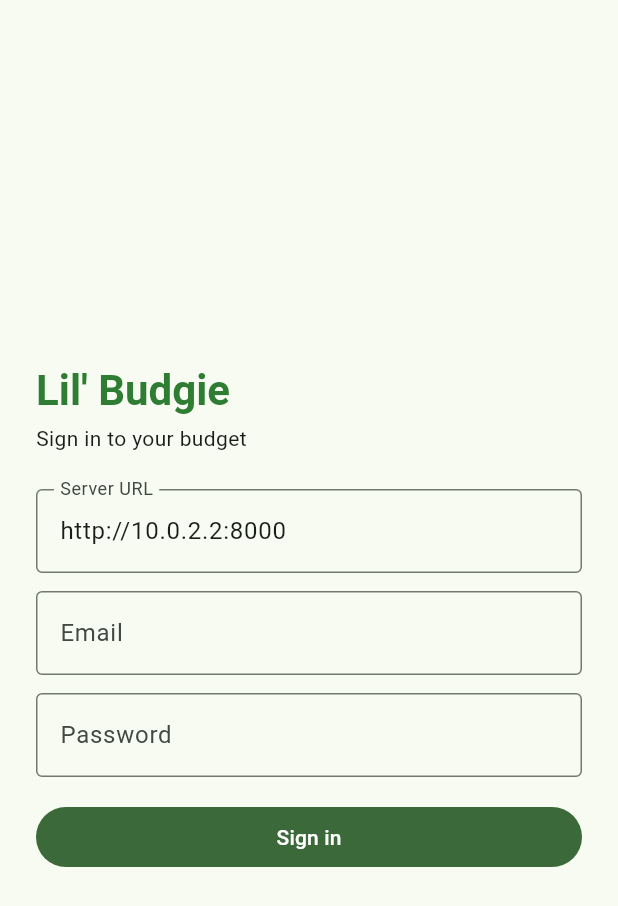
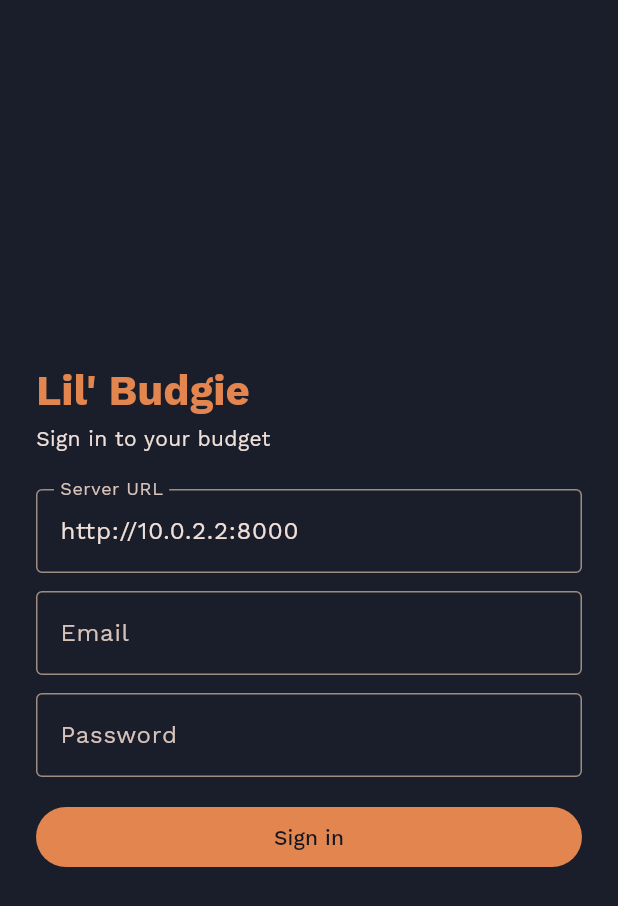
Before and after one commit to aaronod93/budgie, a Flutter app: the screen it shows after launch, on a phone screen of 412 x 824 dp. Shown: the top 906 px of the screen. Run offline on Flutter 3.47's test engine with Material 3 defaults, Android fonts, the light colour scheme and no system bars; our stand-ins replace dio, flutter_riverpod, flutter_secure_storage, google_fonts, local_auth.

Commit message:
CSS fixes

```diff
--- a/mobile/lib/main.dart
+++ b/mobile/lib/main.dart
@@ -8,6 +8,7 @@ import 'screens/budget_screen.dart';
 import 'screens/lock_screen.dart';
 import 'screens/login_screen.dart';
 import 'screens/settings_screen.dart';
+import 'theme.dart';
 
 void main() {
   runApp(const ProviderScope(child: BudgieApp()));
@@ -22,10 +23,7 @@ class BudgieApp extends ConsumerWidget {
 
     return MaterialApp(
       title: "Lil' Budgie",
-      theme: ThemeData(
-        colorScheme: ColorScheme.fromSeed(seedColor: Colors.green.shade700),
-        useMaterial3: true,
-      ),
+      theme: budgieTheme(),
       home: switch (status) {
         AuthStatus.initializing =>
           const Scaffold(body: Center(child: CircularProgressIndicator())),
--- a/mobile/lib/screens/lock_screen.dart
+++ b/mobile/lib/screens/lock_screen.dart
@@ -2,6 +2,7 @@ import 'package:flutter/material.dart';
 import 'package:flutter_riverpod/flutter_riverpod.dart';
 
 import '../auth.dart';
+import '../theme.dart';
 
 class LockScreen extends ConsumerStatefulWidget {
   const LockScreen({super.key});
@@ -30,7 +31,7 @@ class _LockScreenState extends ConsumerState<LockScreen> {
           child: Column(
             mainAxisAlignment: MainAxisAlignment.center,
             children: [
-              Icon(Icons.lock_outline, size: 64, color: Colors.green.shade800),
+              Icon(Icons.lock_outline, size: 64, color: BudgieColors.accent),
               const SizedBox(height: 16),
               Text("Lil' Budgie is locked",
                   style: Theme.of(context).textTheme.titleLarge),
--- a/mobile/lib/screens/login_screen.dart
+++ b/mobile/lib/screens/login_screen.dart
@@ -2,6 +2,7 @@ import 'package:flutter/material.dart';
 import 'package:flutter_riverpod/flutter_riverpod.dart';
 
 import '../auth.dart';
+import '../theme.dart';
 
 class LoginScreen extends ConsumerStatefulWidget {
   const LoginScreen({super.key});
@@ -68,7 +69,7 @@ class _LoginScreenState extends ConsumerState<LoginScreen> {
               children: [
                 Text("Lil' Budgie",
                     style: Theme.of(context).textTheme.headlineMedium?.copyWith(
-                        color: Colors.green.shade800, fontWeight: FontWeight.bold)),
+                        color: BudgieColors.accent, fontWeight: FontWeight.bold)),
                 const SizedBox(height: 4),
                 Text('Sign in to your budget',
                     style: Theme.of(context).textTheme.bodyMedium),
@@ -109,7 +110,7 @@ class _LoginScreenState extends ConsumerState<LoginScreen> {
                 ],
                 if (_error != null) ...[
                   const SizedBox(height: 12),
-                  Text(_error!, style: TextStyle(color: Colors.red.shade700)),
+                  Text(_error!, style: TextStyle(color: BudgieColors.moneyNegative)),
                 ],
                 const SizedBox(height: 16),
                 FilledButton(
--- a/mobile/lib/screens/settings_screen.dart
+++ b/mobile/lib/screens/settings_screen.dart
@@ -3,6 +3,7 @@ import 'package:flutter_riverpod/flutter_riverpod.dart';
 
 import '../auth.dart';
 import '../providers.dart';
+import '../theme.dart';
 
 class SettingsScreen extends ConsumerWidget {
   const SettingsScreen({super.key});
@@ -61,8 +62,8 @@ class SettingsScreen extends ConsumerWidget {
           ),
           const Divider(),
           ListTile(
-            leading: Icon(Icons.logout, color: Colors.red.shade700),
-            title: Text('Sign out', style: TextStyle(color: Colors.red.shade700)),
+            leading: Icon(Icons.logout, color: BudgieColors.moneyNegative),
+            title: Text('Sign out', style: TextStyle(color: BudgieColors.moneyNegative)),
             onTap: () => ref.read(authProvider.notifier).logout(),
           ),
         ],
--- /dev/null
+++ b/mobile/lib/theme.dart
@@ -0,0 +1,52 @@
+import 'package:flutter/material.dart';
+import 'package:google_fonts/google_fonts.dart';
+
+/// Lil' Budgie palette: dark blue-gray shell, off-white envelope surfaces,
+/// orange accent, muted teal secondary. Green/red stay reserved for money
+/// semantics (positive/negative amounts).
+abstract final class BudgieColors {
+  static const ink = Color(0xFF191E2A); // header & background
+  static const inkDeep = Color(0xFF131722); // nav bar / darker chrome
+  static const inkRaised = Color(0xFF232A3A); // raised surfaces on dark
+  static const paper = Color(0xFFE7E6E2); // envelope card
+  static const accent = Color(0xFFE3854E); // active / buttons
+  static const mist = Color(0xFFA3C0D0); // secondary text on dark
+
+  static const moneyPositive = Color(0xFF66BB6A); // green.shade400
+  static const moneyNegative = Color(0xFFE57373); // red.shade300
+}
+
+ThemeData budgieTheme() {
+  final base = ThemeData(
+    colorScheme: ColorScheme.fromSeed(
+      seedColor: BudgieColors.accent,
+      brightness: Brightness.dark,
+      surface: BudgieColors.ink,
+    ),
+    scaffoldBackgroundColor: BudgieColors.ink,
+    useMaterial3: true,
+  );
+
+  return base.copyWith(
+    textTheme: GoogleFonts.workSansTextTheme(base.textTheme),
+    appBarTheme: const AppBarTheme(
+      backgroundColor: BudgieColors.ink,
+      foregroundColor: BudgieColors.paper,
+      elevation: 0,
+    ),
+    navigationBarTheme: NavigationBarThemeData(
+      backgroundColor: BudgieColors.inkDeep,
+      indicatorColor: BudgieColors.accent.withValues(alpha: 0.25),
+    ),
+    cardTheme: const CardThemeData(color: BudgieColors.inkRaised),
+    filledButtonTheme: FilledButtonThemeData(
+      style: FilledButton.styleFrom(
+        backgroundColor: BudgieColors.accent,
+        foregroundColor: BudgieColors.inkDeep,
+      ),
+    ),
+    dividerTheme: DividerThemeData(
+      color: BudgieColors.mist.withValues(alpha: 0.15),
+    ),
+  );
+}
--- a/mobile/pubspec.yaml
+++ b/mobile/pubspec.yaml
@@ -39,6 +39,7 @@ dependencies:
   flutter_secure_storage: ^10.3.1
   local_auth: ^3.0.2
   intl: ^0.20.3
+  google_fonts: ^8.1.0
 
 dev_dependencies:
   flutter_test:
```
Also changed, not shown: mobile/lib/screens/accounts_screen.dart (+4 -3 lines), mobile/lib/screens/budget_screen.dart (+10 -9 lines), mobile/lib/screens/register_screen.dart (+5 -4 lines), mobile/pubspec.lock, 18 other files.
